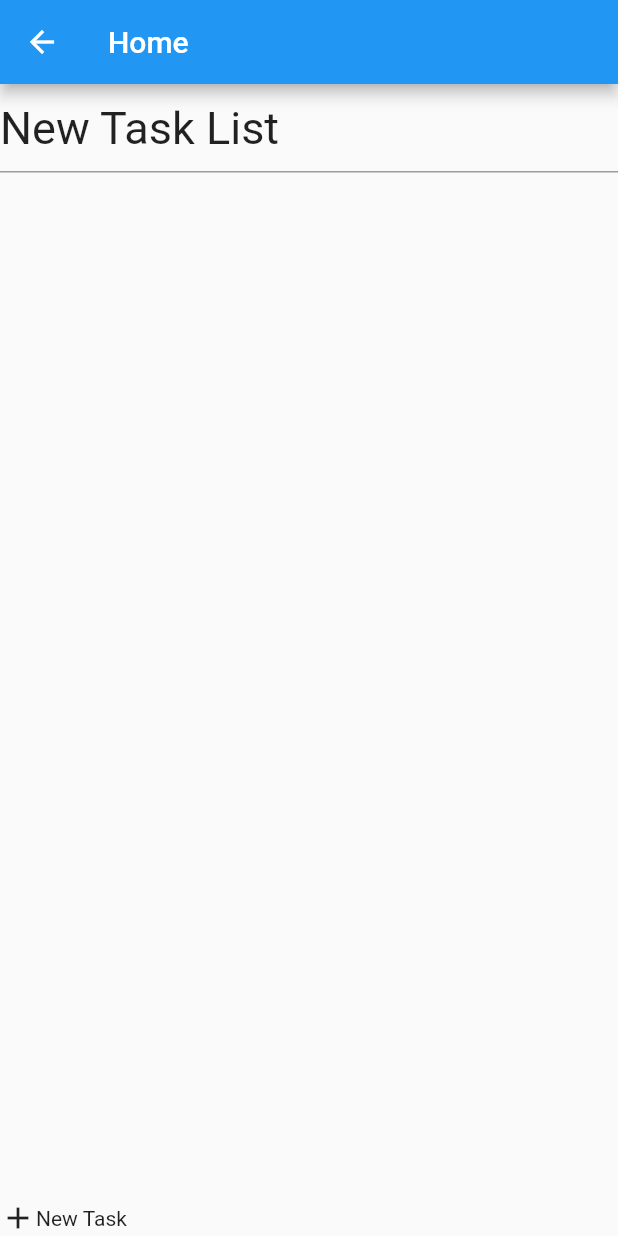
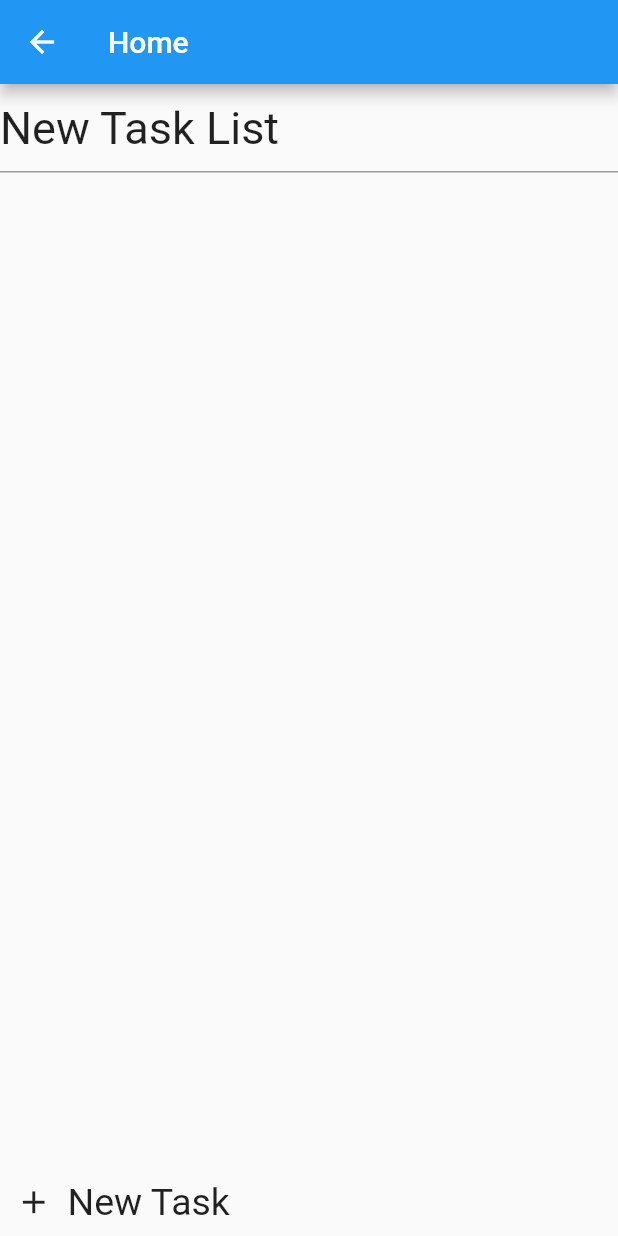
Before and after one commit to hedwig100/todo_app, a Flutter app: the screen it shows after launch, after a tap on "New List", on a phone screen of 412 x 824 dp. Run offline on Flutter 3.47's test engine with Material 2 defaults, Android fonts, the phone set to English and light mode, and no system bars.

Commit message:
[update] 'New Task' fontSize changes

```diff
--- a/lib/main.dart
+++ b/lib/main.dart
@@ -121,16 +121,14 @@ class _MyTodoAppState extends State<MyTodoApp> {
               )
             ),
             InkWell(
-                // onTap: () {
-                //   Navigator.push(context, MaterialPageRoute(builder: (context) {
-                //     return const TaskList(
-                //         listName: "New Task List", tasks: <Task>[]);
-                //   }));
-                // },
-                onTap: () => _addTaskList(context),
-                child: Row(
-                  children: const [Icon(Icons.add), Text("New List")],
-                ))
+              onTap: () => _addTaskList(context),
+              child: Row(
+                children: [
+                  Container(child: const Icon(Icons.add,size: 25),padding: const EdgeInsets.all(10)),
+                  const Text("New List",style: TextStyle(fontSize: 25))
+                ],
+              )
+            )
           ],
         ));
   }
--- a/lib/task_list.dart
+++ b/lib/task_list.dart
@@ -111,10 +111,14 @@ class _TaskListState extends State<TaskList> {
               itemBuilder: _itemBuilder,
             )),
             InkWell(
-                onTap: ()=>_addTask(context),
-                child: Row(
-                  children: const [Icon(Icons.add), Text("New Task")],
-                ))
+              onTap: ()=>_addTask(context),
+              child: Row(
+                children: [
+                  Container(child: const Icon(Icons.add,size: 25),padding: const EdgeInsets.all(10)),
+                  const Text("New Task",style: TextStyle(fontSize: 25))
+                ],
+              )
+            )
           ],
         ));
   }
```
